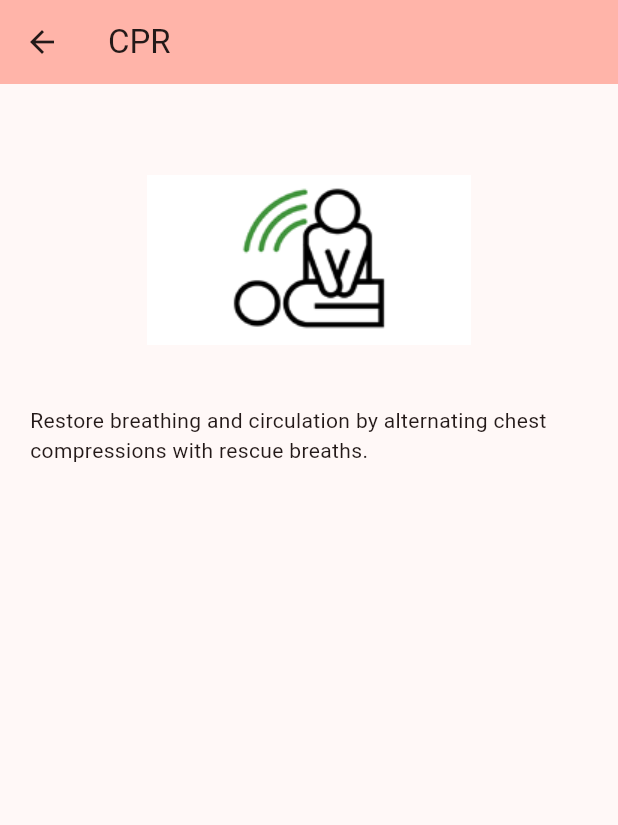
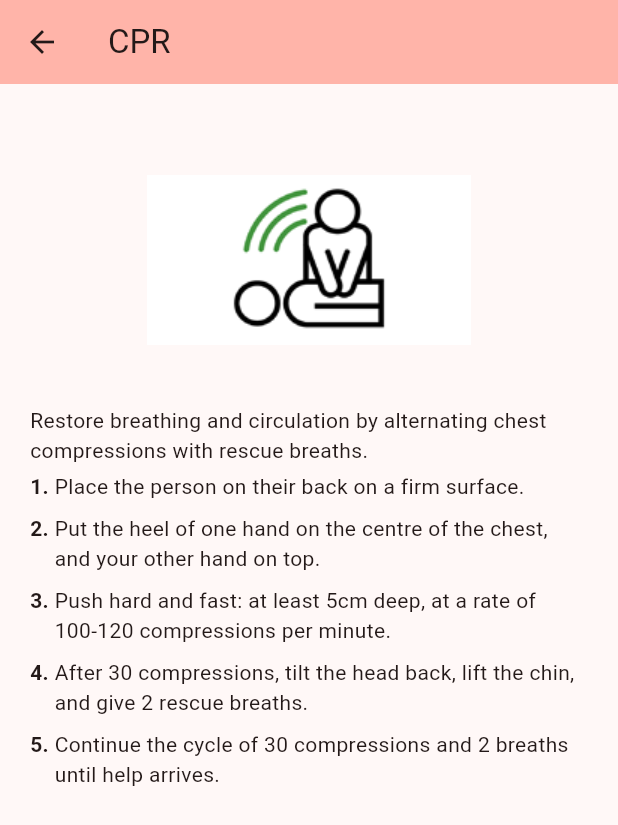
Before and after one commit to togwat/first_aid_app_flutter, a Flutter app: the screen it shows after launch, after a tap on "CPR", on a phone screen of 412 x 824 dp. Shown: the top 825 px of the screen. Run offline on Flutter 3.47's test engine with Material 3 defaults, Android fonts, the phone set to English and light mode, and no system bars.

Commit message:
Numbered list widget

```diff
--- a/lib/models/content_block.dart
+++ b/lib/models/content_block.dart
@@ -1,4 +1,9 @@
 sealed class ContentBlock {}
+
+/// Creating a new content widget:
+/// 1. make a block data model here
+/// 2. make a content widget in /widgets
+/// 3. map it in content_block_dispatcher.dart
 
 class TextBlock extends ContentBlock {
   TextBlock(this.text);
@@ -11,3 +16,9 @@ class ImageBlock extends ContentBlock {
 
   final String imagePath;
 }
+
+class NumberedListBlock extends ContentBlock {
+  NumberedListBlock(this.list);
+
+  final List<String> list;
+}
--- a/lib/screens/home_page.dart
+++ b/lib/screens/home_page.dart
@@ -32,7 +32,14 @@ class FirstAidMenu extends StatelessWidget {
     final listItems = [
       FirstAidItem("CPR", [
         ImageBlock("images/resuscitation.png"),
-        TextBlock("Restore breathing and circulation by alternating chest compressions with rescue breaths.")]),
+        TextBlock("Restore breathing and circulation by alternating chest compressions with rescue breaths."),
+        NumberedListBlock([
+          "Place the person on their back on a firm surface.",
+          "Put the heel of one hand on the centre of the chest, and your other hand on top.",
+          "Push hard and fast: at least 5cm deep, at a rate of 100-120 compressions per minute.",
+          "After 30 compressions, tilt the head back, lift the chin, and give 2 rescue breaths.",
+          "Continue the cycle of 30 compressions and 2 breaths until help arrives."
+        ])]),
       FirstAidItem("Burns", [
         ImageBlock("images/burns.png"),
         TextBlock("Cool the burn under running water for 20 minutes and cover loosely with a clean dressing.")]),
--- a/lib/widgets/content_block_dispatcher.dart
+++ b/lib/widgets/content_block_dispatcher.dart
@@ -1,4 +1,5 @@
 import 'package:first_aid_app/widgets/image_content.dart';
+import 'package:first_aid_app/widgets/numbered_list_content.dart';
 import 'package:first_aid_app/widgets/text_content.dart';
 import 'package:flutter/material.dart';
 import 'package:first_aid_app/models/content_block.dart';
@@ -10,6 +11,7 @@ class ContentBlockDispatcher extends StatelessWidget {
   @override
   Widget build(BuildContext context) => switch (block) {
     TextBlock b => TextContent(b.text),
-    ImageBlock b => ImageContent(b.imagePath)
+    ImageBlock b => ImageContent(b.imagePath),
+    NumberedListBlock b => NumberedListContent(b.list)
   };
 }
--- /dev/null
+++ b/lib/widgets/numbered_list_content.dart
@@ -0,0 +1,27 @@
+import 'package:flutter/material.dart';
+
+class NumberedListContent extends StatelessWidget {
+  const NumberedListContent(this.list, {super.key});
+
+  final List<String> list;
+
+  @override
+  Widget build(BuildContext context) {
+    return Column(
+      crossAxisAlignment: CrossAxisAlignment.start,
+      children: list.indexed.map((entry) {
+        final (i, text) = entry;
+        return Padding(
+          padding: const EdgeInsets.symmetric(vertical: 4),
+          child: Row(
+            crossAxisAlignment: CrossAxisAlignment.start,
+            children: [
+              Text('${i + 1}. ', style: const TextStyle(fontWeight: FontWeight.bold)),
+              Expanded(child: Text(text)),
+            ],
+          ),
+        );
+      }).toList(),
+    );
+  }
+}
```
